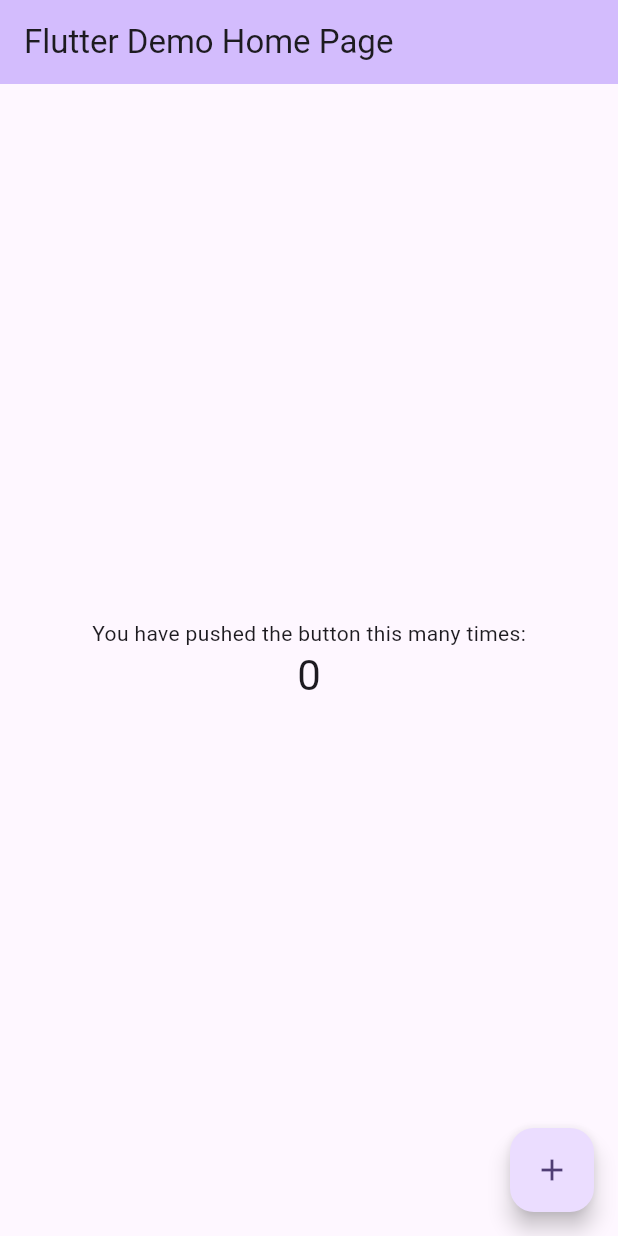
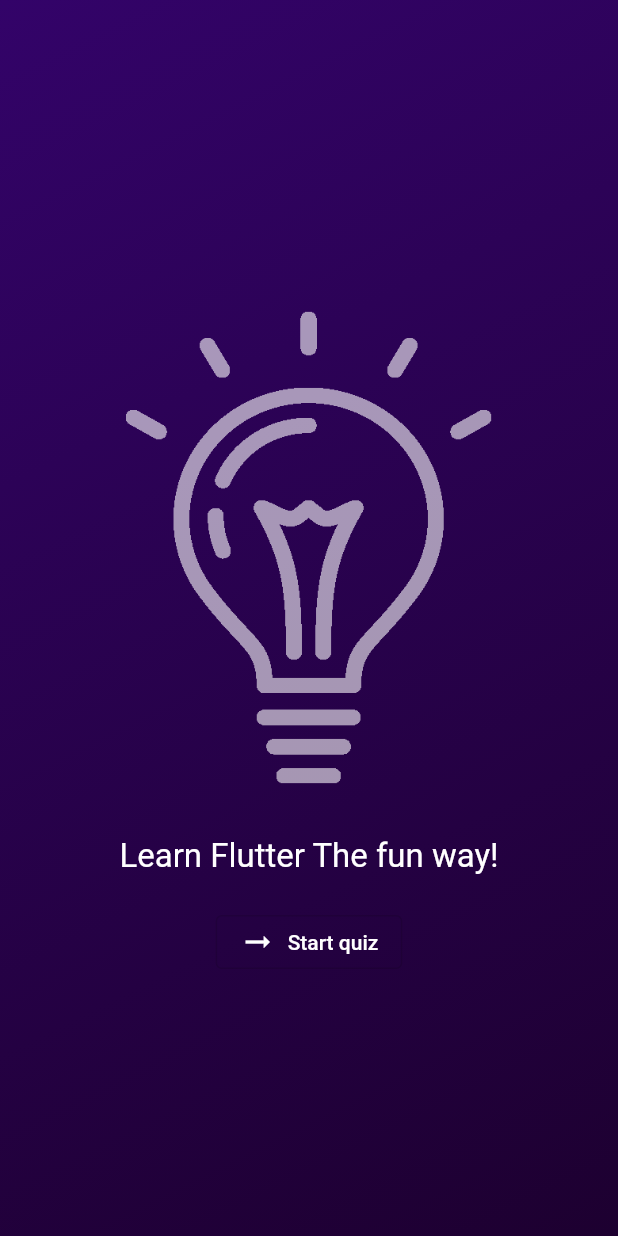
Before and after one commit to Wasisirshar/Quiz_App, a Flutter app: the screen it shows after launch, on a phone screen of 412 x 824 dp. Run offline on Flutter 3.47's test engine with Material 2 defaults, Android fonts, the phone set to English and light mode, and no system bars.

Commit message:
wrokin on question screens

```diff
--- a/lib/main.dart
+++ b/lib/main.dart
@@ -1,125 +1,8 @@
 import 'package:flutter/material.dart';
+import 'package:quiz_app/screens/quiz.dart';
 
 void main() {
-  runApp(const MyApp());
+  runApp(
+    const Quiz(),
+  ); // Your application code here
 }
-
-class MyApp extends StatelessWidget {
-  const MyApp({super.key});
-
-  // This widget is the root of your application.
-  @override
-  Widget build(BuildContext context) {
-    return MaterialApp(
-      title: 'Flutter Demo',
-      theme: ThemeData(
-        // This is the theme of your application.
-        //
-        // TRY THIS: Try running your application with "flutter run". You'll see
-        // the application has a blue toolbar. Then, without quitting the app,
-        // try changing the seedColor in the colorScheme below to Colors.green
-        // and then invoke "hot reload" (save your changes or press the "hot
-        // reload" button in a Flutter-supported IDE, or press "r" if you used
-        // the command line to start the app).
-        //
-        // Notice that the counter didn't reset back to zero; the application
-        // state is not lost during the reload. To reset the state, use hot
-        // restart instead.
-        //
-        // This works for code too, not just values: Most code changes can be
-        // tested with just a hot reload.
-        colorScheme: ColorScheme.fromSeed(seedColor: Colors.deepPurple),
-        useMaterial3: true,
-      ),
-      home: const MyHomePage(title: 'Flutter Demo Home Page'),
-    );
-  }
-}
-
-class MyHomePage extends StatefulWidget {
-  const MyHomePage({super.key, required this.title});
-
-  // This widget is the home page of your application. It is stateful, meaning
-  // that it has a State object (defined below) that contains fields that affect
-  // how it looks.
-
-  // This class is the configuration for the state. It holds the values (in this
-  // case the title) provided by the parent (in this case the App widget) and
-  // used by the build method of the State. Fields in a Widget subclass are
-  // always marked "final".
-
-  final String title;
-
-  @override
-  State<MyHomePage> createState() => _MyHomePageState();
-}
-
-class _MyHomePageState extends State<MyHomePage> {
-  int _counter = 0;
-
-  void _incrementCounter() {
-    setState(() {
-      // This call to setState tells the Flutter framework that something has
-      // changed in this State, which causes it to rerun the build method below
-      // so that the display can reflect the updated values. If we changed
-      // _counter without calling setState(), then the build method would not be
-      // called again, and so nothing would appear to happen.
-      _counter++;
-    });
-  }
-
-  @override
-  Widget build(BuildContext context) {
-    // This method is rerun every time setState is called, for instance as done
-    // by the _incrementCounter method above.
-    //
-    // The Flutter framework has been optimized to make rerunning build methods
-    // fast, so that you can just rebuild anything that needs updating rather
-    // than having to individually change instances of widgets.
-    return Scaffold(
-      appBar: AppBar(
-        // TRY THIS: Try changing the color here to a specific color (to
-        // Colors.amber, perhaps?) and trigger a hot reload to see the AppBar
-        // change color while the other colors stay the same.
-        backgroundColor: Theme.of(context).colorScheme.inversePrimary,
-        // Here we take the value from the MyHomePage object that was created by
-        // the App.build method, and use it to set our appbar title.
-        title: Text(widget.title),
-      ),
-      body: Center(
-        // Center is a layout widget. It takes a single child and positions it
-        // in the middle of the parent.
-        child: Column(
-          // Column is also a layout widget. It takes a list of children and
-          // arranges them vertically. By default, it sizes itself to fit its
-          // children horizontally, and tries to be as tall as its parent.
-          //
-          // Column has various properties to control how it sizes itself and
-          // how it positions its children. Here we use mainAxisAlignment to
-          // center the children vertically; the main axis here is the vertical
-          // axis because Columns are vertical (the cross axis would be
-          // horizontal).
-          //
-          // TRY THIS: Invoke "debug painting" (choose the "Toggle Debug Paint"
-          // action in the IDE, or press "p" in the console), to see the
-          // wireframe for each widget.
-          mainAxisAlignment: MainAxisAlignment.center,
-          children: <Widget>[
-            const Text(
-              'You have pushed the button this many times:',
-            ),
-            Text(
-              '$_counter',
-              style: Theme.of(context).textTheme.headlineMedium,
-            ),
-          ],
-        ),
-      ),
-      floatingActionButton: FloatingActionButton(
-        onPressed: _incrementCounter,
-        tooltip: 'Increment',
-        child: const Icon(Icons.add),
-      ), // This trailing comma makes auto-formatting nicer for build methods.
-    );
-  }
-}
--- /dev/null
+++ b/lib/screens/home_start.dart
@@ -0,0 +1,40 @@
+import 'package:flutter/material.dart';
+import 'package:quiz_app/screens/question_screen.dart';
+
+var skkyBlu = Colors.deepPurpleAccent;
+
+class HomeScreen extends StatelessWidget {
+  const HomeScreen({super.key});
+
+  final backgroundImg = 'assets/images/flutter.png';
+
+  @override
+  Widget build(BuildContext context) {
+    return Center(
+      child: Column(
+        mainAxisSize: MainAxisSize.min,
+        children: [
+          Image.asset(
+            'assets/images/flutter.png',
+            color: const Color.fromARGB(150, 255, 255, 255),
+          ),
+          const Text(
+            'Learn Flutter The fun way!',
+            style: TextStyle(color: Colors.white, fontSize: 22),
+          ),
+          const SizedBox(
+            height: 20,
+          ),
+          OutlinedButton.icon(
+            onPressed: () {
+              QuestionScreen();
+            },
+            style: OutlinedButton.styleFrom(foregroundColor: Colors.white),
+            icon: const Icon(Icons.arrow_right_alt),
+            label: const Text('Start quiz'),
+          )
+        ],
+      ),
+    );
+  }
+}
--- /dev/null
+++ b/lib/screens/question_screen.dart
@@ -0,0 +1,17 @@
+import 'package:flutter/material.dart';
+
+class QuestionScreen extends StatefulWidget {
+  const QuestionScreen({super.key});
+
+  @override
+  State<QuestionScreen> createState() => _QuestionScreenState();
+}
+
+class _QuestionScreenState extends State<QuestionScreen> {
+  @override
+  Widget build(BuildContext context) {
+    return const Scaffold(
+      body: Text('hello'),
+    );
+  }
+}
--- /dev/null
+++ b/lib/screens/quiz.dart
@@ -0,0 +1,30 @@
+import 'package:flutter/material.dart';
+import 'package:quiz_app/screens/home_start.dart';
+
+class Quiz extends StatefulWidget {
+  const Quiz({super.key});
+
+  @override
+  State<Quiz> createState() => _QuizState();
+}
+
+class _QuizState extends State<Quiz> {
+  @override
+  Widget build(BuildContext context) {
+    return MaterialApp(
+      debugShowCheckedModeBanner: false,
+      title: 'My Quiz App',
+      home: Scaffold(
+        body: Container(
+          decoration: const BoxDecoration(
+              gradient: LinearGradient(colors: [
+            Color.fromARGB(255, 51, 3, 105),
+            Color.fromARGB(255, 29, 0, 48),
+          ], begin: Alignment.topLeft, end: Alignment.bottomRight)),
+          child: const HomeScreen(),
+        ),
+      ),
+    );
+    ;
+  }
+}
--- a/pubspec.yaml
+++ b/pubspec.yaml
@@ -59,9 +59,8 @@
   uses-material-design: true
 
   # To add assets to your application, add an assets section, like this:
-  # assets:
-  #   - images/a_dot_burr.jpeg
-  #   - images/a_dot_ham.jpeg
+  assets:
+    - assets/images/flutter.png
 
   # An image asset can refer to one or more resolution-specific "variants", see
   # https://flutter.dev/assets-and-images/#resolution-aware
```
Also changed, not shown: assets/images/flutter.png (added).
